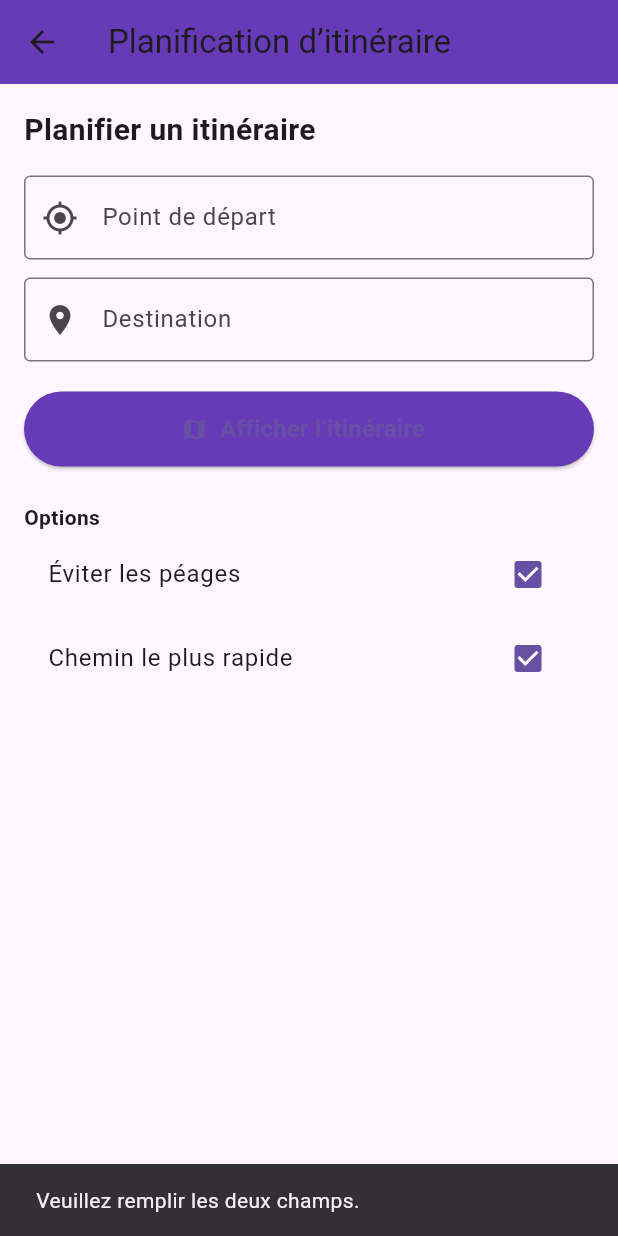
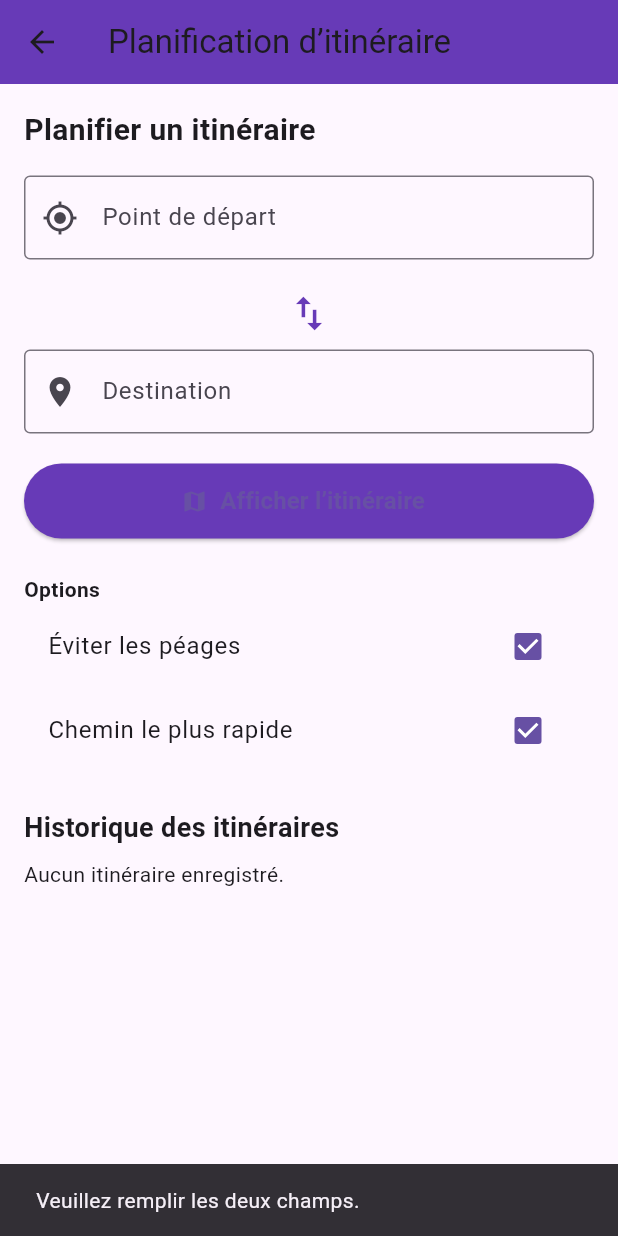
Before and after one commit to GiovannaSylla/trafine_mobile_app, a Flutter app: the ItineraryPage screen opened directly, after a tap on "Afficher l’itinéraire", on a phone screen of 412 x 824 dp. Run offline on Flutter 3.47's test engine with Material 3 defaults, Android fonts, the phone set to English and light mode, and no system bars; our stand-ins replace google_maps_flutter, shared_preferences; missing offline and left inert: auth0_flutter; accounts and stored records are empty.

Commit message:
page itinerary update

```diff
--- a/lib/features/itinerary/itinerary_page.dart
+++ b/lib/features/itinerary/itinerary_page.dart
@@ -1,5 +1,6 @@
+import 'dart:convert';
 import 'package:flutter/material.dart';
-import 'package:google_maps_flutter/google_maps_flutter.dart';
+import 'package:shared_preferences/shared_preferences.dart';
 import 'map_screen.dart';
 
 class ItineraryPage extends StatefulWidget {
@@ -15,11 +16,60 @@ class _ItineraryPageState extends State<ItineraryPage> {
   bool _avoidTolls = true;
   bool _fastestRoute = true;
 
+  List<Map<String, dynamic>> _history = [];
+
+  @override
+  void initState() {
+    super.initState();
+    _loadItineraryHistory();
+  }
+
+  void _swapLocations() {
+    final temp = _departureController.text;
+    setState(() {
+      _departureController.text = _destinationController.text;
+      _destinationController.text = temp;
+    });
+  }
+
+  Future<void> _saveItinerary(String from, String to) async {
+    final prefs = await SharedPreferences.getInstance();
+    List<String> history = prefs.getStringList('itinerary_history') ?? [];
+
+    final newItinerary = jsonEncode({
+      'from': from,
+      'to': to,
+      'date': DateTime.now().toIso8601String()
+    });
+
+    history.add(newItinerary);
+    await prefs.setStringList('itinerary_history', history);
+    _loadItineraryHistory();
+  }
+
+  Future<void> _loadItineraryHistory() async {
+    final prefs = await SharedPreferences.getInstance();
+    List<String> history = prefs.getStringList('itinerary_history') ?? [];
+
+    setState(() {
+      _history = history
+          .map((item) => Map<String, dynamic>.from(jsonDecode(item)))
+          .toList()
+          .reversed
+          .toList();
+    });
+  }
+
+  String _formatDate(String isoDate) {
+    final date = DateTime.parse(isoDate);
+    return "${date.day}/${date.month}/${date.year} à ${date.hour}:${date.minute.toString().padLeft(2, '0')}";
+  }
+
   @override
   Widget build(BuildContext context) {
     return Scaffold(
       appBar: AppBar(
-        title: Text("Planification d’itinéraire"),
+        title: const Text("Planification d’itinéraire"),
         backgroundColor: Colors.deepPurple,
       ),
       body: SingleChildScrollView(
@@ -27,72 +77,75 @@ class _ItineraryPageState extends State<ItineraryPage> {
         child: Column(
           crossAxisAlignment: CrossAxisAlignment.start,
           children: [
-            Text(
+            const Text(
               "Planifier un itinéraire",
               style: TextStyle(fontSize: 20, fontWeight: FontWeight.bold),
             ),
-            SizedBox(height: 16),
-
-            // Champ DEPART
+            const SizedBox(height: 16),
             TextField(
               controller: _departureController,
-              decoration: InputDecoration(
+              decoration: const InputDecoration(
                 prefixIcon: Icon(Icons.my_location),
                 labelText: 'Point de départ',
                 border: OutlineInputBorder(),
               ),
             ),
-            SizedBox(height: 12),
-
-            // Champ DESTINATION
+            const SizedBox(height: 12),
+            Center(
+              child: IconButton(
+                onPressed: _swapLocations,
+                icon: const Icon(Icons.swap_vert, size: 30, color: Colors.deepPurple),
+                tooltip: "Inverser Départ/Destination",
+              ),
+            ),
             TextField(
               controller: _destinationController,
-              decoration: InputDecoration(
+              decoration: const InputDecoration(
                 prefixIcon: Icon(Icons.place),
                 labelText: 'Destination',
                 border: OutlineInputBorder(),
               ),
             ),
-            SizedBox(height: 20),
-
-            // BOUTON afficher l'itinéraire
+            const SizedBox(height: 20),
             SizedBox(
               width: double.infinity,
               child: ElevatedButton.icon(
-                onPressed: () {
-                  if (_departureController.text.isNotEmpty && _destinationController.text.isNotEmpty) {
+                onPressed: () async {
+                  final from = _departureController.text;
+                  final to = _destinationController.text;
+
+                  if (from.isNotEmpty && to.isNotEmpty) {
+                    await _saveItinerary(from, to);
                     Navigator.push(
                       context,
                       MaterialPageRoute(
                         builder: (context) => MapScreen(
-                          departure: _departureController.text,
-                          destination: _destinationController.text,
+                          departure: from,
+                          destination: to,
                         ),
                       ),
                     );
                   } else {
                     ScaffoldMessenger.of(context).showSnackBar(
-                      SnackBar(content: Text("Veuillez remplir les deux champs.")),
+                      const SnackBar(content: Text("Veuillez remplir les deux champs.")),
                     );
                   }
                 },
-                icon: Icon(Icons.map),
-                label: Text(
+                icon: const Icon(Icons.map),
+                label: const Text(
                   "Afficher l’itinéraire",
                   style: TextStyle(fontSize: 16, fontWeight: FontWeight.bold),
                 ),
                 style: ElevatedButton.styleFrom(
                   backgroundColor: Colors.deepPurple,
-                  minimumSize: Size.fromHeight(50),
+                  minimumSize: const Size.fromHeight(50),
                 ),
               ),
             ),
-
-            SizedBox(height: 24),
-            Text("Options", style: TextStyle(fontWeight: FontWeight.bold)),
-
+            const SizedBox(height: 24),
+            const Text("Options", style: TextStyle(fontWeight: FontWeight.bold)),
             CheckboxListTile(
-              title: Text("Éviter les péages"),
+              title: const Text("Éviter les péages"),
               value: _avoidTolls,
               onChanged: (value) {
                 setState(() {
@@ -101,12 +154,46 @@ class _ItineraryPageState extends State<ItineraryPage> {
               },
             ),
             CheckboxListTile(
-              title: Text("Chemin le plus rapide"),
+              title: const Text("Chemin le plus rapide"),
               value: _fastestRoute,
               onChanged: (value) {
                 setState(() {
                   _fastestRoute = value!;
                 });
+              },
+            ),
+            const SizedBox(height: 24),
+            const Text("Historique des itinéraires", style: TextStyle(fontSize: 18, fontWeight: FontWeight.bold)),
+            const SizedBox(height: 8),
+            _history.isEmpty
+                ? const Text("Aucun itinéraire enregistré.")
+                : ListView.builder(
+              shrinkWrap: true,
+              physics: const NeverScrollableScrollPhysics(),
+              itemCount: _history.length,
+              itemBuilder: (context, index) {
+                final item = _history[index];
+                return GestureDetector(
+                  onTap: () {
+                    Navigator.push(
+                      context,
+                      MaterialPageRoute(
+                        builder: (context) => MapScreen(
+                          departure: item['from'],
+                          destination: item['to'],
+                        ),
+                      ),
+                    );
+                  },
+                  child: Card(
+                    elevation: 2,
+                    child: ListTile(
+                      leading: const Icon(Icons.history),
+                      title: Text("${item['from']} ➜ ${item['to']}"),
+                      subtitle: Text("Le ${_formatDate(item['date'])}"),
+                    ),
+                  ),
+                );
               },
             ),
           ],
--- a/pubspec.yaml
+++ b/pubspec.yaml
@@ -18,6 +18,7 @@ dependencies:
   path_provider: ^2.1.5
   google_maps_flutter: ^2.10.1
   auth0_flutter: ^1.3.1
+  shared_preferences: ^2.2.2
 
 dev_dependencies:
   flutter_test:
```
Also changed, not shown: pubspec.lock, 2 other files.
